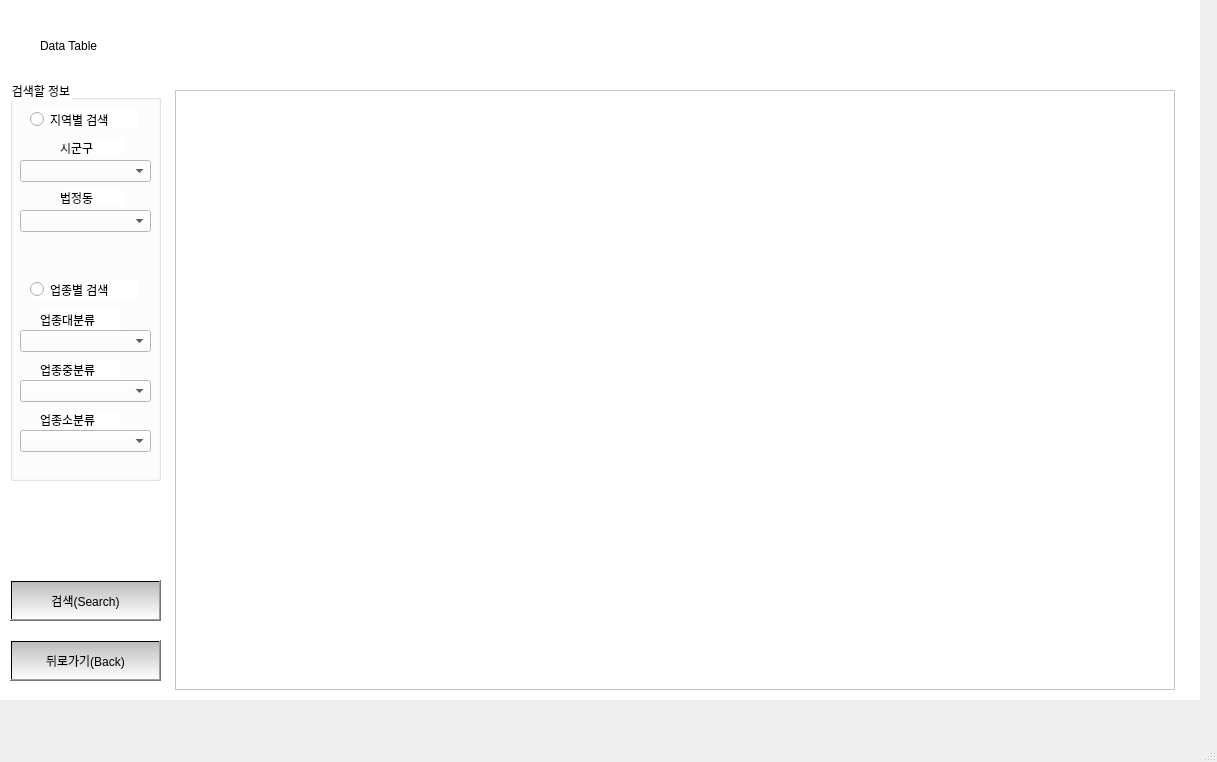
First picture: the form in MainProgram/ui/searchscene_table.ui, repository codepearl/Ajou-2021-1, before the edit.
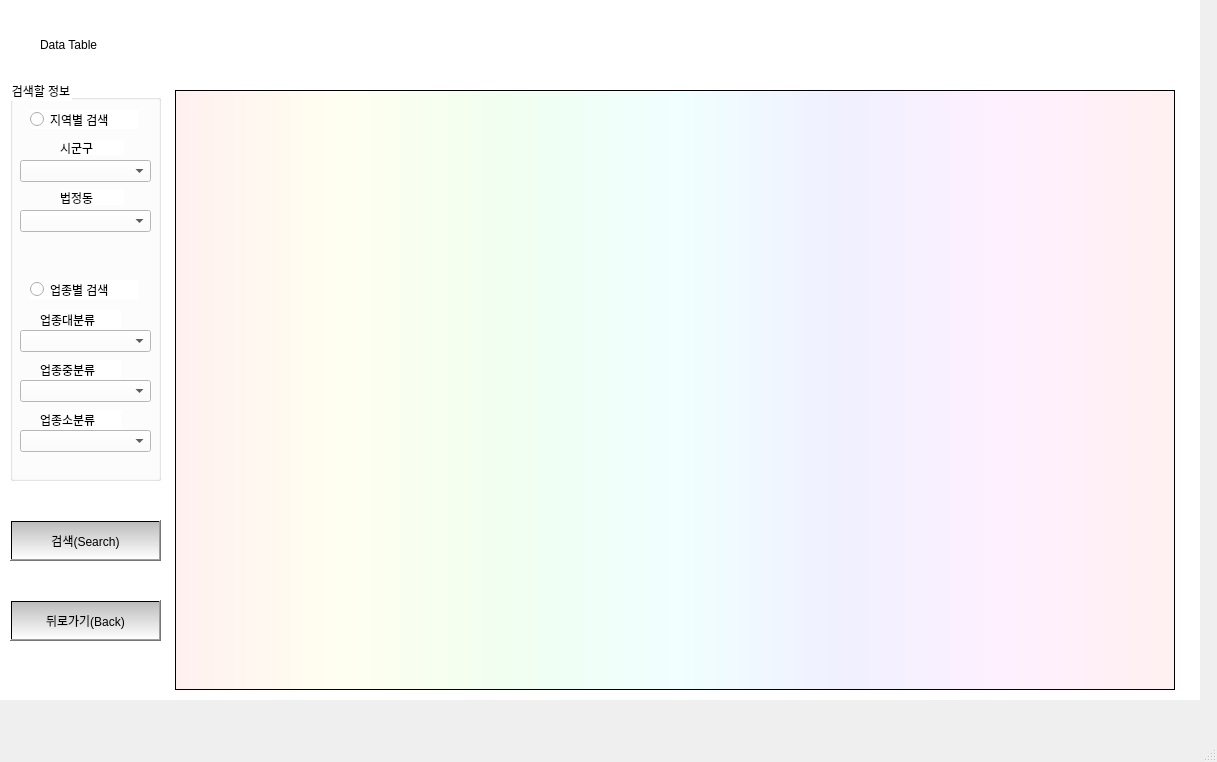
Second picture: the form after the edit.

```diff
--- a/MainProgram/ui/searchscene_table.ui
+++ b/MainProgram/ui/searchscene_table.ui
@@ -30,7 +30,7 @@
      <property name="geometry">
       <rect>
        <x>10</x>
-       <y>580</y>
+       <y>520</y>
        <width>151</width>
        <height>41</height>
       </rect>
@@ -240,7 +240,7 @@
      <property name="geometry">
       <rect>
        <x>10</x>
-       <y>640</y>
+       <y>600</y>
        <width>151</width>
        <height>41</height>
       </rect>
@@ -262,14 +262,19 @@
        <height>600</height>
       </rect>
      </property>
+     <property name="styleSheet">
+      <string notr="true">background-color: qlineargradient(spread:pad, x1:0, y1:0, x2:1, y2:0, stop:0 rgba(255, 0, 0, 15), stop:0.166 rgba(255, 255, 0, 15), stop:0.333 rgba(0, 255, 0, 15), stop:0.5 rgba(0, 255, 255, 15), stop:0.666 rgba(0, 0, 255, 15), stop:0.833 rgba(255, 0, 255, 15), stop:1 rgba(255, 0, 0, 15));
+
+selection-color: rgb(211, 231, 255);</string>
+     </property>
     </widget>
     <widget class="QLabel" name="label">
      <property name="geometry">
       <rect>
        <x>40</x>
        <y>20</y>
-       <width>1111</width>
-       <height>51</height>
+       <width>1000</width>
+       <height>50</height>
       </rect>
      </property>
      <property name="text">
```
Left out of the diff: 2 changed lines with no effect on the pictures.
